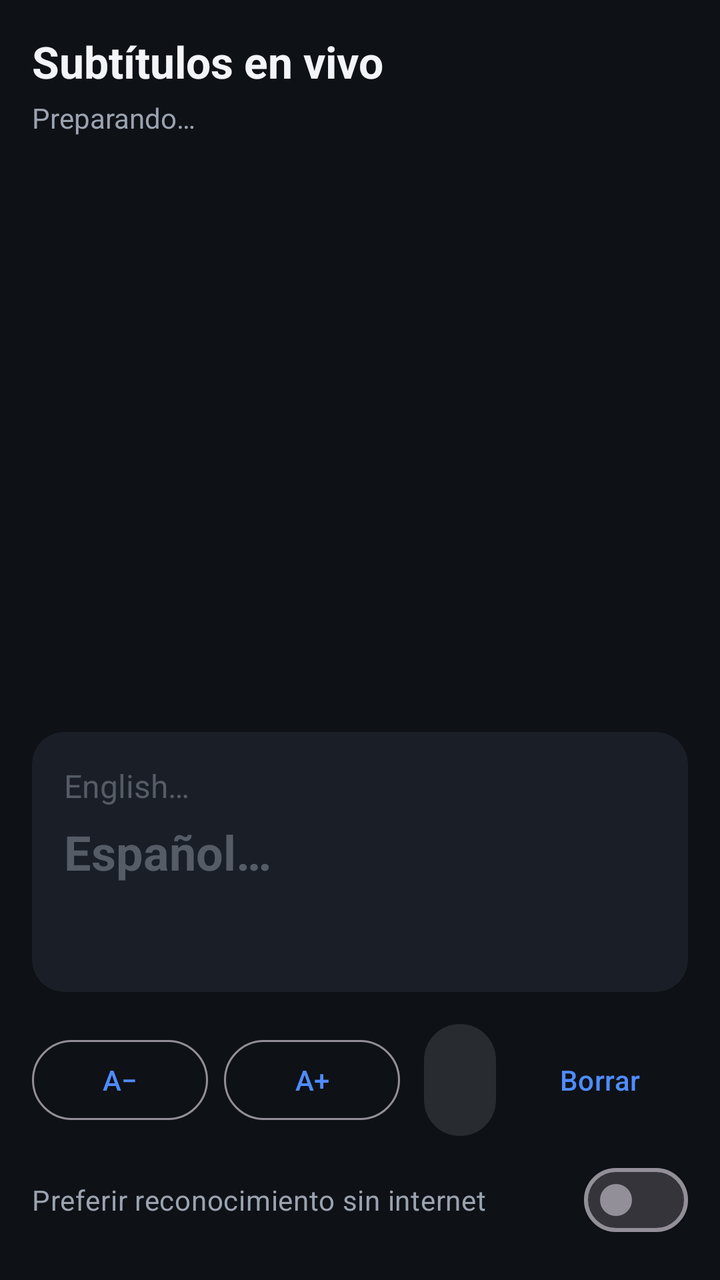
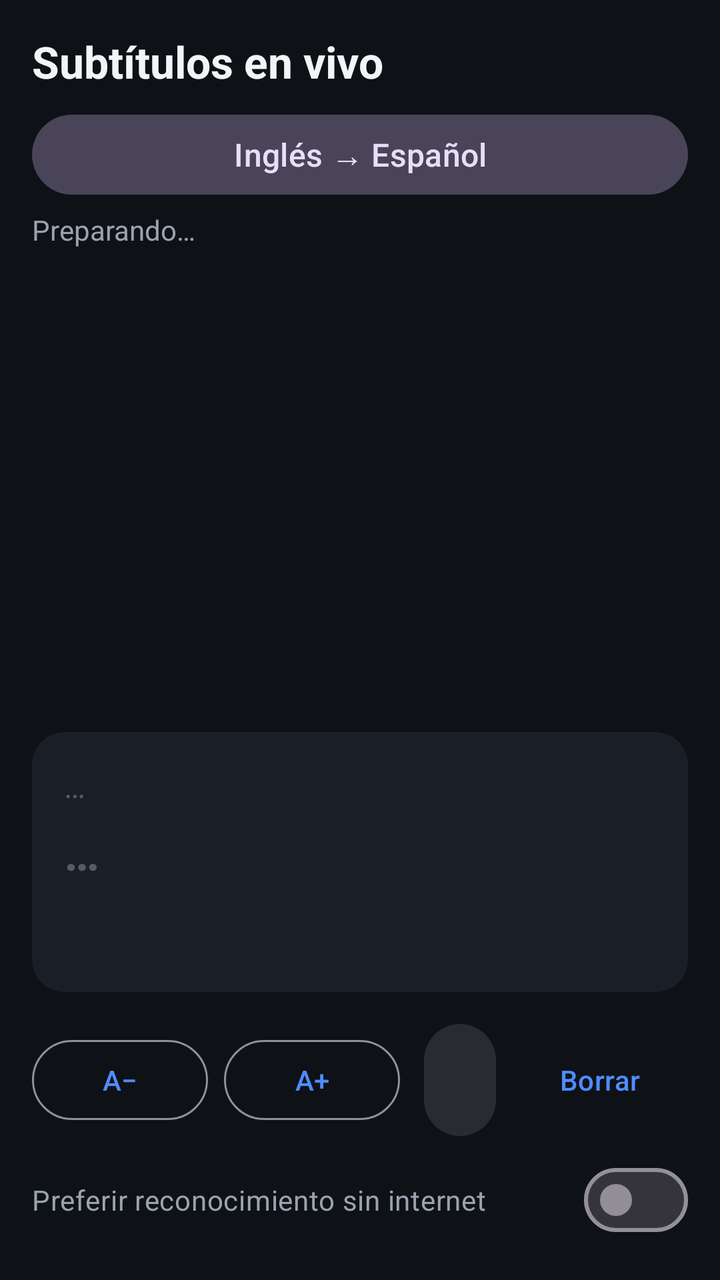

An Android layout rendered at two revisions. The XML below is the earlier revision; the diff shows what the commit changed to produce the second picture.
<!-- AndroidManifest.xml: application theme Theme.Subtitulos -->
<!-- res/layout/activity_main.xml -->
<?xml version="1.0" encoding="utf-8"?>
<LinearLayout xmlns:android="http://schemas.android.com/apk/res/android"
    xmlns:app="http://schemas.android.com/apk/res-auto"
    android:id="@+id/root"
    android:layout_width="match_parent"
    android:layout_height="match_parent"
    android:background="@color/fondo"
    android:orientation="vertical"
    android:padding="16dp">

    
    <TextView
        android:layout_width="wrap_content"
        android:layout_height="wrap_content"
        android:text="@string/app_name"
        android:textColor="@color/texto"
        android:textSize="22sp"
        android:textStyle="bold" />

    <TextView
        android:id="@+id/tvStatus"
        android:layout_width="match_parent"
        android:layout_height="wrap_content"
        android:layout_marginTop="4dp"
        android:text="Preparando…"
        android:textColor="@color/texto_suave"
        android:textSize="14sp" />

    
    <androidx.recyclerview.widget.RecyclerView
        android:id="@+id/rvHistory"
        android:layout_width="match_parent"
        android:layout_height="0dp"
        android:layout_marginTop="12dp"
        android:layout_weight="1"
        android:clipToPadding="false" />

    
    <com.google.android.material.card.MaterialCardView
        android:layout_width="match_parent"
        android:layout_height="wrap_content"
        android:layout_marginTop="12dp"
        app:cardBackgroundColor="@color/tarjeta"
        app:cardCornerRadius="16dp"
        app:strokeWidth="0dp">

        <LinearLayout
            android:layout_width="match_parent"
            android:layout_height="wrap_content"
            android:minHeight="130dp"
            android:orientation="vertical"
            android:padding="16dp">

            <TextView
                android:id="@+id/tvLiveEn"
                android:layout_width="match_parent"
                android:layout_height="wrap_content"
                android:hint="English…"
                android:textColor="@color/texto_suave"
                android:textColorHint="#555C66"
                android:textSize="16sp" />

            <TextView
                android:id="@+id/tvLiveEs"
                android:layout_width="match_parent"
                android:layout_height="wrap_content"
                android:layout_marginTop="6dp"
                android:hint="Español…"
                android:textColor="@color/texto"
                android:textColorHint="#555C66"
                android:textSize="24sp"
                android:textStyle="bold" />
        </LinearLayout>
    </com.google.android.material.card.MaterialCardView>

    
    <LinearLayout
        android:layout_width="match_parent"
        android:layout_height="wrap_content"
        android:layout_marginTop="12dp"
        android:gravity="center_vertical"
        android:orientation="horizontal">

        <com.google.android.material.button.MaterialButton
            android:id="@+id/btnSmaller"
            style="@style/Widget.Material3.Button.OutlinedButton"
            android:layout_width="wrap_content"
            android:layout_height="wrap_content"
            android:text="A−" />

        <com.google.android.material.button.MaterialButton
            android:id="@+id/btnBigger"
            style="@style/Widget.Material3.Button.OutlinedButton"
            android:layout_width="wrap_content"
            android:layout_height="wrap_content"
            android:layout_marginStart="8dp"
            android:text="A+" />

        <com.google.android.material.button.MaterialButton
            android:id="@+id/btnMic"
            android:layout_width="0dp"
            android:layout_height="64dp"
            android:layout_marginStart="12dp"
            android:layout_weight="1"
            android:enabled="false"
            android:text="▶  Escuchar"
            android:textSize="18sp"
            app:cornerRadius="32dp" />

        <com.google.android.material.button.MaterialButton
            android:id="@+id/btnClear"
            style="@style/Widget.Material3.Button.TextButton"
            android:layout_width="wrap_content"
            android:layout_height="wrap_content"
            android:layout_marginStart="8dp"
            android:text="Borrar" />
    </LinearLayout>

    <com.google.android.material.materialswitch.MaterialSwitch
        android:id="@+id/swOffline"
        android:layout_width="match_parent"
        android:layout_height="wrap_content"
        android:layout_marginTop="4dp"
        android:text="Preferir reconocimiento sin internet"
        android:textColor="@color/texto_suave" />
</LinearLayout>
<!-- resources referenced by this layout -->
<resources>
  <color name="fondo">#0E1116</color>
  <color name="tarjeta">#1A1F27</color>
  <color name="texto">#F2F4F7</color>
  <color name="texto_suave">#9AA3AF</color>
  <string name="app_name">Subtítulos en vivo</string>
  <style name="Theme.Subtitulos" parent="Theme.Material3.Dark.NoActionBar">
          <item name="colorPrimary">@color/acento</item>
          <item name="android:windowBackground">@color/fondo</item>
          <item name="android:statusBarColor">@color/fondo</item>
          <item name="android:navigationBarColor">@color/fondo</item>
      </style>
  <color name="acento">#4F8CFF</color>
</resources>

<!-- the commit's change to res/layout/activity_main.xml (unified diff, before → after) -->
@@ -10,12 +10,23 @@
 
     
     <TextView
+        android:id="@+id/tvTitle"
         android:layout_width="wrap_content"
         android:layout_height="wrap_content"
         android:text="@string/app_name"
         android:textColor="@color/texto"
         android:textSize="22sp"
         android:textStyle="bold" />
+
+    
+    <com.google.android.material.button.MaterialButton
+        android:id="@+id/btnDirection"
+        style="@style/Widget.Material3.Button.TonalButton"
+        android:layout_width="match_parent"
+        android:layout_height="wrap_content"
+        android:layout_marginTop="8dp"
+        android:text="Inglés → Español"
+        android:textSize="16sp" />
 
     <TextView
         android:id="@+id/tvStatus"
@@ -55,7 +66,7 @@
                 android:id="@+id/tvLiveEn"
                 android:layout_width="match_parent"
                 android:layout_height="wrap_content"
-                android:hint="English…"
+                android:hint="…"
                 android:textColor="@color/texto_suave"
                 android:textColorHint="#555C66"
                 android:textSize="16sp" />
@@ -65,7 +76,7 @@
                 android:layout_width="match_parent"
                 android:layout_height="wrap_content"
                 android:layout_marginTop="6dp"
-                android:hint="Español…"
+                android:hint="…"
                 android:textColor="@color/texto"
                 android:textColorHint="#555C66"
                 android:textSize="24sp"
